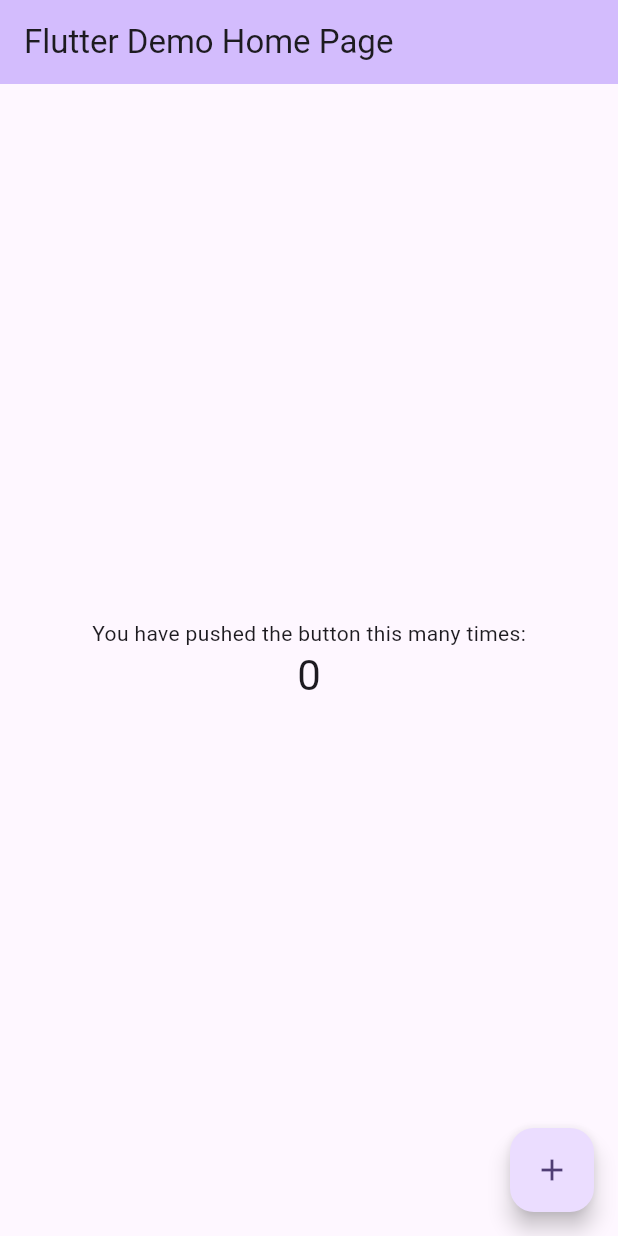
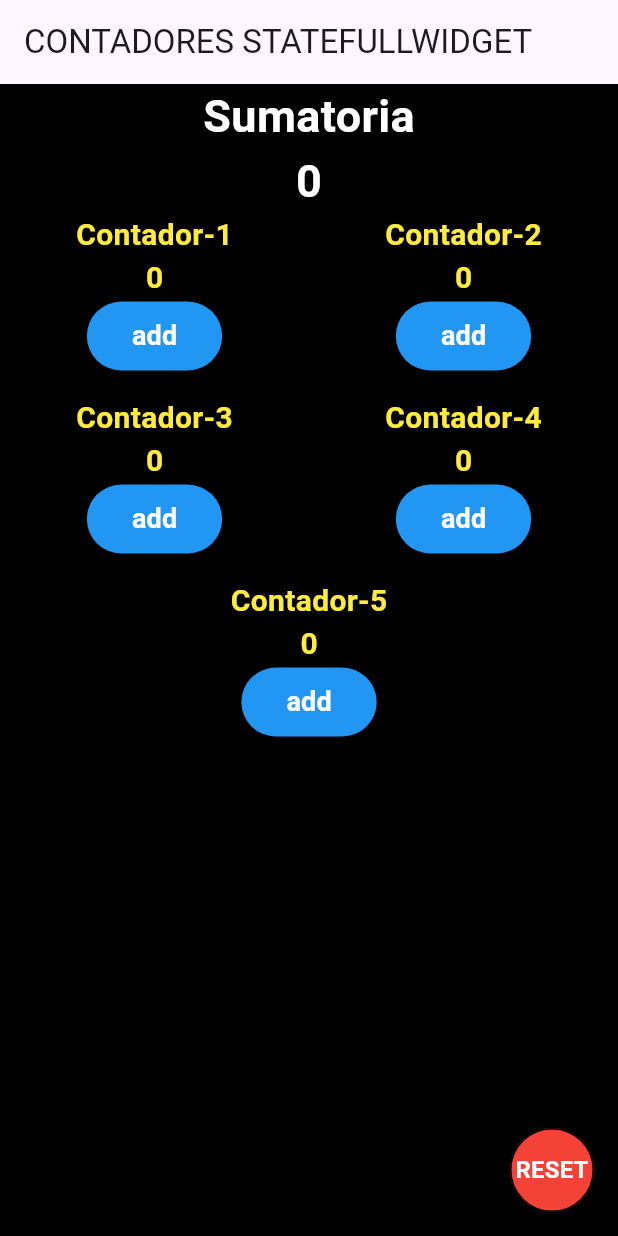
Before and after one commit to UrlishMarroquin/Flutter, a Flutter app: the screen it shows after launch, on a phone screen of 412 x 824 dp. Run offline on Flutter 3.47's test engine with Material 3 defaults, Android fonts, the phone set to English and light mode, and no system bars.

Commit message:
Agrega Funcionalidad

```diff
--- /dev/null
+++ b/lib/constants/constans.dart
@@ -0,0 +1,25 @@
+import 'package:flutter/material.dart';
+
+final TextStyle textoSum = TextStyle(
+  color: Colors.white,
+  fontSize: 30,
+  fontWeight: FontWeight.bold,
+);
+
+final TextStyle textoVal = TextStyle(
+  color: Colors.yellow,
+  fontSize: 20,
+  fontWeight: FontWeight.bold,
+);
+
+final TextStyle textoBut = TextStyle(
+  color: Colors.white,
+  fontSize: 18,
+  fontWeight: FontWeight.bold,
+);
+
+final TextStyle textoRes = TextStyle(
+  color: Colors.white,
+  fontSize: 16,
+  fontWeight: FontWeight.bold,
+);
--- a/lib/main.dart
+++ b/lib/main.dart
@@ -1,125 +1,11 @@
+import '/pages/count_view.dart';
 import 'package:flutter/material.dart';
 
 void main() {
-  runApp(const MyApp());
+  runApp(
+    MaterialApp(
+      home: CountPage(),
+      debugShowCheckedModeBanner: false,
+    ),
+  );
 }
-
-class MyApp extends StatelessWidget {
-  const MyApp({super.key});
-
-  // This widget is the root of your application.
-  @override
-  Widget build(BuildContext context) {
-    return MaterialApp(
-      title: 'Flutter Demo',
-      theme: ThemeData(
-        // This is the theme of your application.
-        //
-        // TRY THIS: Try running your application with "flutter run". You'll see
-        // the application has a purple toolbar. Then, without quitting the app,
-        // try changing the seedColor in the colorScheme below to Colors.green
-        // and then invoke "hot reload" (save your changes or press the "hot
-        // reload" button in a Flutter-supported IDE, or press "r" if you used
-        // the command line to start the app).
-        //
-        // Notice that the counter didn't reset back to zero; the application
-        // state is not lost during the reload. To reset the state, use hot
-        // restart instead.
-        //
-        // This works for code too, not just values: Most code changes can be
-        // tested with just a hot reload.
-        colorScheme: ColorScheme.fromSeed(seedColor: Colors.deepPurple),
-        useMaterial3: true,
-      ),
-      home: const MyHomePage(title: 'Flutter Demo Home Page'),
-    );
-  }
-}
-
-class MyHomePage extends StatefulWidget {
-  const MyHomePage({super.key, required this.title});
-
-  // This widget is the home page of your application. It is stateful, meaning
-  // that it has a State object (defined below) that contains fields that affect
-  // how it looks.
-
-  // This class is the configuration for the state. It holds the values (in this
-  // case the title) provided by the parent (in this case the App widget) and
-  // used by the build method of the State. Fields in a Widget subclass are
-  // always marked "final".
-
-  final String title;
-
-  @override
-  State<MyHomePage> createState() => _MyHomePageState();
-}
-
-class _MyHomePageState extends State<MyHomePage> {
-  int _counter = 0;
-
-  void _incrementCounter() {
-    setState(() {
-      // This call to setState tells the Flutter framework that something has
-      // changed in this State, which causes it to rerun the build method below
-      // so that the display can reflect the updated values. If we changed
-      // _counter without calling setState(), then the build method would not be
-      // called again, and so nothing would appear to happen.
-      _counter++;
-    });
-  }
-
-  @override
-  Widget build(BuildContext context) {
-    // This method is rerun every time setState is called, for instance as done
-    // by the _incrementCounter method above.
-    //
-    // The Flutter framework has been optimized to make rerunning build methods
-    // fast, so that you can just rebuild anything that needs updating rather
-    // than having to individually change instances of widgets.
-    return Scaffold(
-      appBar: AppBar(
-        // TRY THIS: Try changing the color here to a specific color (to
-        // Colors.amber, perhaps?) and trigger a hot reload to see the AppBar
-        // change color while the other colors stay the same.
-        backgroundColor: Theme.of(context).colorScheme.inversePrimary,
-        // Here we take the value from the MyHomePage object that was created by
-        // the App.build method, and use it to set our appbar title.
-        title: Text(widget.title),
-      ),
-      body: Center(
-        // Center is a layout widget. It takes a single child and positions it
-        // in the middle of the parent.
-        child: Column(
-          // Column is also a layout widget. It takes a list of children and
-          // arranges them vertically. By default, it sizes itself to fit its
-          // children horizontally, and tries to be as tall as its parent.
-          //
-          // Column has various properties to control how it sizes itself and
-          // how it positions its children. Here we use mainAxisAlignment to
-          // center the children vertically; the main axis here is the vertical
-          // axis because Columns are vertical (the cross axis would be
-          // horizontal).
-          //
-          // TRY THIS: Invoke "debug painting" (choose the "Toggle Debug Paint"
-          // action in the IDE, or press "p" in the console), to see the
-          // wireframe for each widget.
-          mainAxisAlignment: MainAxisAlignment.center,
-          children: <Widget>[
-            const Text(
-              'You have pushed the button this many times:',
-            ),
-            Text(
-              '$_counter',
-              style: Theme.of(context).textTheme.headlineMedium,
-            ),
-          ],
-        ),
-      ),
-      floatingActionButton: FloatingActionButton(
-        onPressed: _incrementCounter,
-        tooltip: 'Increment',
-        child: const Icon(Icons.add),
-      ), // This trailing comma makes auto-formatting nicer for build methods.
-    );
-  }
-}
--- /dev/null
+++ b/lib/pages/count_view.dart
@@ -0,0 +1,197 @@
+import 'package:flutter/material.dart';
+import 'package:flutter_example/constants/constans.dart';
+
+class CountPage extends StatefulWidget {
+  @override
+  State<CountPage> createState() => _CountPageState();
+}
+
+class _CountPageState extends State<CountPage> {
+  int valor1 = 0;
+  int valor2 = 0;
+  int valor3 = 0;
+  int valor4 = 0;
+  int valor5 = 0;
+  int valor6 = 0;
+  void resetVariables() {
+    setState(() {
+      valor1 = 0;
+      valor2 = 0;
+      valor3 = 0;
+      valor4 = 0;
+      valor5 = 0;
+      valor6 = 0;
+    });
+  }
+
+  void sumar() {
+    valor6 = valor1 + valor2 + valor3 + valor4 + valor5;
+  }
+
+  @override
+  Widget build(BuildContext context) {
+    return Scaffold(
+      backgroundColor: Colors.black,
+      appBar: AppBar(
+        title: Text('CONTADORES STATEFULLWIDGET'),
+      ),
+      body: Center(
+        child: Column(
+          children: [
+            Text(
+              'Sumatoria',
+              style: textoSum,
+            ),
+            Text('$valor6',
+                 style: textoSum
+            ),
+            Row(
+              mainAxisAlignment: MainAxisAlignment.spaceAround,
+              children: [
+                Column(
+                  children: [
+                    Text(
+                      'Contador-1',
+                      style: textoVal,
+                    ),
+                    Text(
+                      '$valor1',
+                      style: textoVal,
+                    ),
+                    ElevatedButton(
+                      style: ElevatedButton.styleFrom(
+                          backgroundColor: Colors.blue,
+                          padding: EdgeInsets.symmetric(horizontal: 30, vertical: 10)),
+                      onPressed: () {
+                        valor1++;
+                        sumar();
+                        setState(() {});
+                      },
+                      child: Text("add",style: textoBut),
+                    ),
+                  ],
+                ),
+                Column(
+                  children: [
+                    Text(
+                      'Contador-2',
+                      style: textoVal,
+                    ),
+                    Text(
+                      '$valor2',
+                      style: textoVal,
+                    ),
+                    ElevatedButton(
+                      style: ElevatedButton.styleFrom(
+                          backgroundColor: Colors.blue,
+                          padding: EdgeInsets.symmetric(horizontal: 30, vertical: 10)),
+                      onPressed: () {
+                        valor2++;
+                        sumar();
+                        setState(() {});
+                      },
+                      child: Text("add",style: textoBut),
+                    ),
+                  ],
+                ),
+              ],
+            ),
+            SizedBox(
+              height: 16,
+            ),
+            Row(
+              mainAxisAlignment: MainAxisAlignment.spaceAround,
+              children: [
+                Column(
+                  children: [
+                    Text(
+                      'Contador-3',
+                      style: textoVal,
+                    ),
+                    Text(
+                      '$valor3',
+                      style: textoVal,
+                    ),
+                    ElevatedButton(
+                      style: ElevatedButton.styleFrom(
+                          backgroundColor: Colors.blue,
+                          padding: EdgeInsets.symmetric(horizontal: 30, vertical: 10)),
+                      onPressed: () {
+                        valor3++;
+                        sumar();
+                        setState(() {});
+                      },
+                      child: Text("add",style: textoBut),
+                    ),
+                  ],
+                ),
+                Column(
+                  children: [
+                    Text(
+                      'Contador-4',
+                      style: textoVal,
+                    ),
+                    Text(
+                      '$valor4',
+                      style: textoVal,
+                    ),
+                    ElevatedButton(
+                      style: ElevatedButton.styleFrom(
+                          backgroundColor: Colors.blue,
+                          padding: EdgeInsets.symmetric(horizontal: 30, vertical: 10)),
+                      onPressed: () {
+                        valor4++;
+                        sumar();
+                        setState(() {});
+                      },
+                      child: Text("add",style: textoBut),
+                    ),
+                  ],
+                ),
+              ],
+            ),
+            SizedBox(
+              height: 16,
+            ),
+            Row(
+              mainAxisAlignment: MainAxisAlignment.center,
+              children: [
+                Column(
+                  children: [
+                    Text(
+                      'Contador-5',
+                      style: textoVal,
+                    ),
+                    Text(
+                      '$valor5',
+                      style: textoVal,
+                    ),
+                    ElevatedButton(
+                      style: ElevatedButton.styleFrom(
+                          backgroundColor: Colors.blue,
+                          padding: EdgeInsets.symmetric(horizontal: 30, vertical: 10)),
+                      onPressed: () {
+                        valor5++;
+                        sumar();
+                        setState(() {});
+                      },
+                      child: Text("add",style: textoBut),
+                    ),
+                  ],
+                ),
+              ],
+            ),
+          ],
+        ),
+      ),
+      floatingActionButton: FloatingActionButton(
+        backgroundColor: Colors.red,
+        shape: RoundedRectangleBorder(side: BorderSide(width: 1,color: Colors.black),borderRadius: BorderRadius.circular(100)),
+        onPressed: () {
+          resetVariables();
+        },
+        child: Text("RESET",style: textoRes),
+      ),
+    );
+  }
+}
```
Also changed, not shown: 1 other file.
